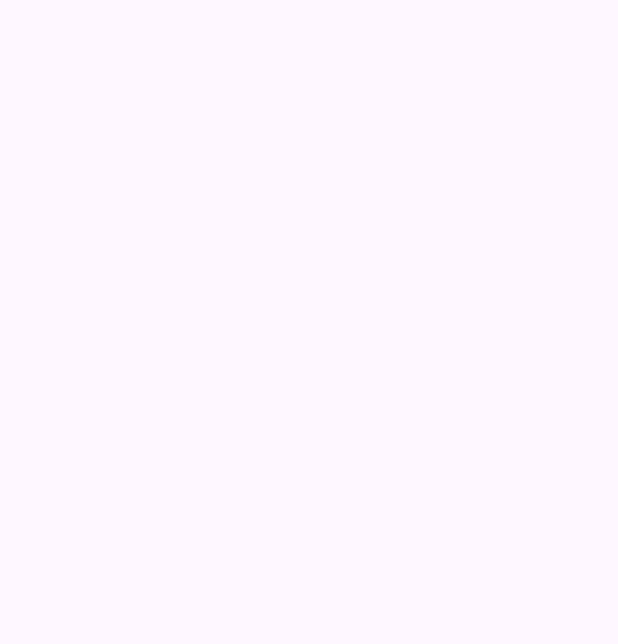
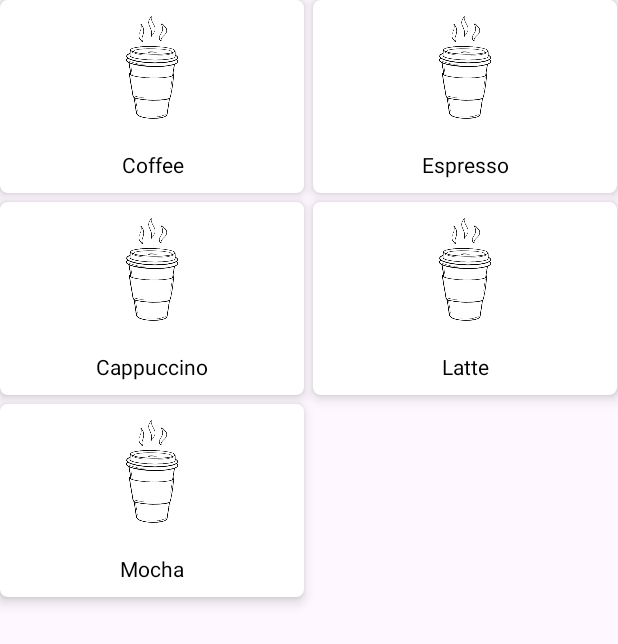
Before and after one commit to KaneGent/CafeApp, an Android app: the MenuActivity screen opened directly, with no data from a screen before it, on a phone screen of 412 x 824 dp. Before the commit the part shown is empty. Shown: the top 644 px of the screen. Run offline under Robolectric (Android 15) with nearby library versions, the phone set to English and light mode, and no system bars.

Commit message:
Grid view made for the menue no link to the db yet and no dispay of prices or names just place holder images for now

```diff
--- a/app/build.gradle.kts
+++ b/app/build.gradle.kts
@@ -48,4 +48,6 @@ dependencies {
     implementation(platform("com.google.firebase:firebase-bom:33.9.0"))
     implementation("com.google.firebase:firebase-auth")
 
+    implementation("com.google.firebase:firebase-firestore-ktx")
+
 }
--- /dev/null
+++ b/app/src/main/java/com/example/cafeassignmentapp/GridRVAdapter.kt
@@ -0,0 +1,47 @@
+package com.example.cafeassignmentapp
+
+import android.content.Context
+import android.view.LayoutInflater
+import android.view.View
+import android.view.ViewGroup
+import android.widget.BaseAdapter
+import android.widget.ImageView
+import android.widget.TextView
+
+internal class GridRVAdapter(
+    private val courseList: List<GridViewModal>,
+    private val context: Context
+) : BaseAdapter() {
+    private var layoutInflater: LayoutInflater? = null
+    private lateinit var courseTV: TextView
+    private lateinit var courseIV: ImageView
+
+    override fun getCount(): Int {
+        return courseList.size
+    }
+
+    override fun getItem(position: Int): Any? {
+        return null
+    }
+
+    override fun getItemId(position: Int): Long {
+        return 0
+    }
+
+    override fun getView(position: Int, convertView: View?, parent: ViewGroup?): View? {
+        var convertView = convertView
+        if (layoutInflater == null) {
+            layoutInflater = context.getSystemService(Context.LAYOUT_INFLATER_SERVICE) as LayoutInflater
+        }
+        if (convertView == null) {
+            convertView = layoutInflater!!.inflate(R.layout.gridview_item, null)
+        }
+        courseIV = convertView!!.findViewById(R.id.idIVCourse)
+        courseTV = convertView!!.findViewById(R.id.idTVCourse)
+
+        courseIV.setImageResource(courseList[position].courseImg)
+        courseTV.text = courseList[position].courseName
+
+        return convertView
+    }
+}
--- /dev/null
+++ b/app/src/main/java/com/example/cafeassignmentapp/GridViewModal.kt
@@ -0,0 +1,6 @@
+package com.example.cafeassignmentapp
+
+data class GridViewModal(
+    val courseName: String,
+    val courseImg: Int
+)
--- a/app/src/main/java/com/example/cafeassignmentapp/MenuActivity.kt
+++ b/app/src/main/java/com/example/cafeassignmentapp/MenuActivity.kt
@@ -1,19 +1,46 @@
 package com.example.cafeassignmentapp
 
 import android.os.Bundle
-import android.widget.ArrayAdapter
+import android.widget.AdapterView
 import android.widget.GridView
-import androidx.activity.enableEdgeToEdge
+import android.widget.Toast
 import androidx.appcompat.app.AppCompatActivity
-import androidx.core.view.ViewCompat
-import androidx.core.view.WindowInsetsCompat
 
 class MenuActivity : AppCompatActivity() {
+
+    private lateinit var courseGRV: GridView
+    private lateinit var courseList: List<GridViewModal>
+
     override fun onCreate(savedInstanceState: Bundle?) {
         super.onCreate(savedInstanceState)
+        setContentView(R.layout.activity_menu)
 
+        Toast.makeText(this, "Menu Page Opened", Toast.LENGTH_LONG).show()
 
+        // Initializing variables of grid view with their ids.
+        courseGRV = findViewById(R.id.idGRV)
+        courseList = ArrayList<GridViewModal>()
 
+        // Adding data to our course list with image and course name.
+        courseList = courseList + GridViewModal("Coffee", R.drawable.coffie_cup_image)
+        courseList = courseList + GridViewModal("Espresso", R.drawable.coffie_cup_image)
+        courseList = courseList + GridViewModal("Cappuccino", R.drawable.coffie_cup_image)
+        courseList = courseList + GridViewModal("Latte", R.drawable.coffie_cup_image)
+        courseList = courseList + GridViewModal("Mocha", R.drawable.coffie_cup_image)
 
+        // Initializing our course adapter and passing course list and context.
+        val courseAdapter = GridRVAdapter(courseList, this)
+
+        // Setting adapter to our grid view.
+        courseGRV.adapter = courseAdapter
+
+        // Adding on item click listener for our grid view.
+        courseGRV.onItemClickListener = AdapterView.OnItemClickListener { _, _, position, _ ->
+            Toast.makeText(
+                applicationContext,
+                courseList[position].courseName + " selected",
+                Toast.LENGTH_SHORT
+            ).show()
+        }
     }
 }
--- a/app/src/main/res/layout/activity_menu.xml
+++ b/app/src/main/res/layout/activity_menu.xml
@@ -1,8 +1,17 @@
 <?xml version="1.0" encoding="utf-8"?>
-<androidx.constraintlayout.widget.ConstraintLayout xmlns:android="http://schemas.android.com/apk/res/android"
-    xmlns:app="http://schemas.android.com/apk/res-auto"
+<RelativeLayout xmlns:android="http://schemas.android.com/apk/res/android"
     xmlns:tools="http://schemas.android.com/tools"
-    android:id="@+id/main"
     android:layout_width="match_parent"
     android:layout_height="match_parent"
-    tools:context=".MenuActivity"/>
+    tools:context=".MenuActivity">
+
+    <!--on below line we are creating a grid view-->
+    <GridView
+        android:id="@+id/idGRV"
+        android:layout_width="match_parent"
+        android:layout_height="match_parent"
+        android:horizontalSpacing="6dp"
+        android:numColumns="2"
+        android:verticalSpacing="6dp" />
+
+</RelativeLayout>
--- /dev/null
+++ b/app/src/main/res/layout/gridview_item.xml
@@ -0,0 +1,45 @@
+<?xml version="1.0" encoding="utf-8"?>
+<androidx.cardview.widget.CardView
+    xmlns:android="http://schemas.android.com/apk/res/android"
+    xmlns:app="http://schemas.android.com/apk/res-auto"
+    android:layout_width="match_parent"
+    android:layout_height="wrap_content"
+    android:layout_gravity="center"
+    android:layout_margin="5dp"
+    app:cardCornerRadius="5dp"
+    app:cardElevation="5dp">
+
+    <!--on below line we are creating
+        a linear layout for grid view item-->
+    <LinearLayout
+        android:layout_width="match_parent"
+        android:layout_height="wrap_content"
+        android:orientation="vertical">
+
+        <!--on below line we are creating
+             a simple image view-->
+        <ImageView
+            android:id="@+id/idIVCourse"
+            android:layout_width="80dp"
+            android:layout_height="80dp"
+            android:layout_gravity="center"
+            android:layout_margin="5dp"
+            android:padding="4dp"
+            android:src="@mipmap/ic_launcher" />
+
+        <!--on below line we are creating
+            a simple text view-->
+        <TextView
+            android:id="@+id/idTVCourse"
+            android:layout_width="match_parent"
+            android:layout_height="wrap_content"
+            android:layout_gravity="center"
+            android:layout_margin="5dp"
+            android:padding="4dp"
+            android:text="@string/app_name"
+            android:textAlignment="center"
+            android:textColor="@color/black" />
+
+    </LinearLayout>
+
+</androidx.cardview.widget.CardView>
```
